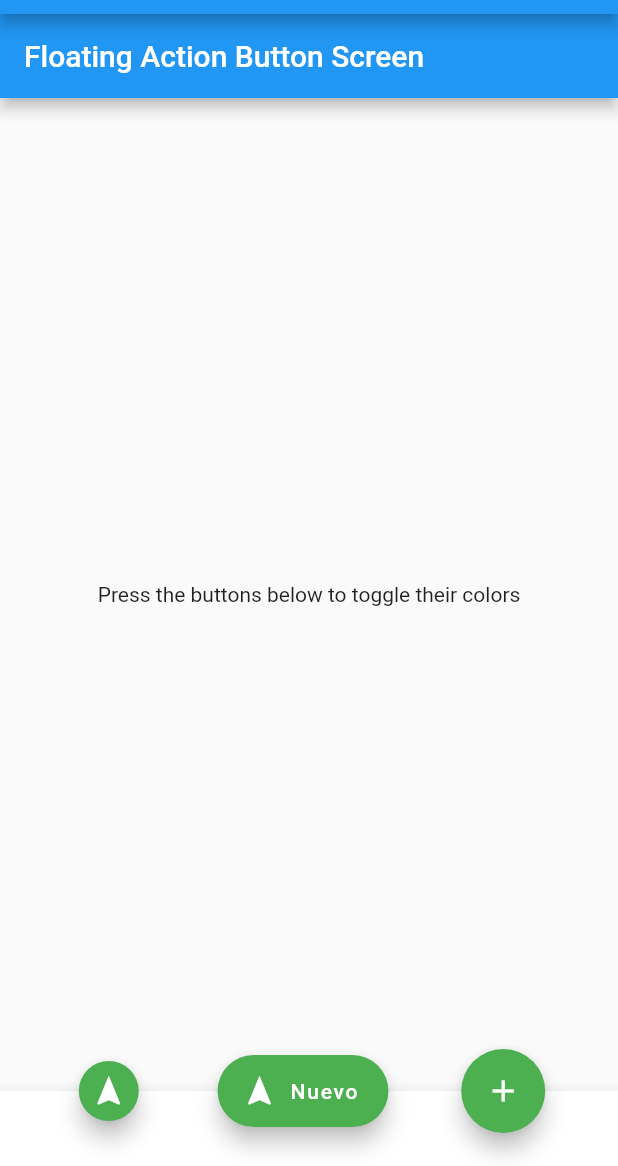
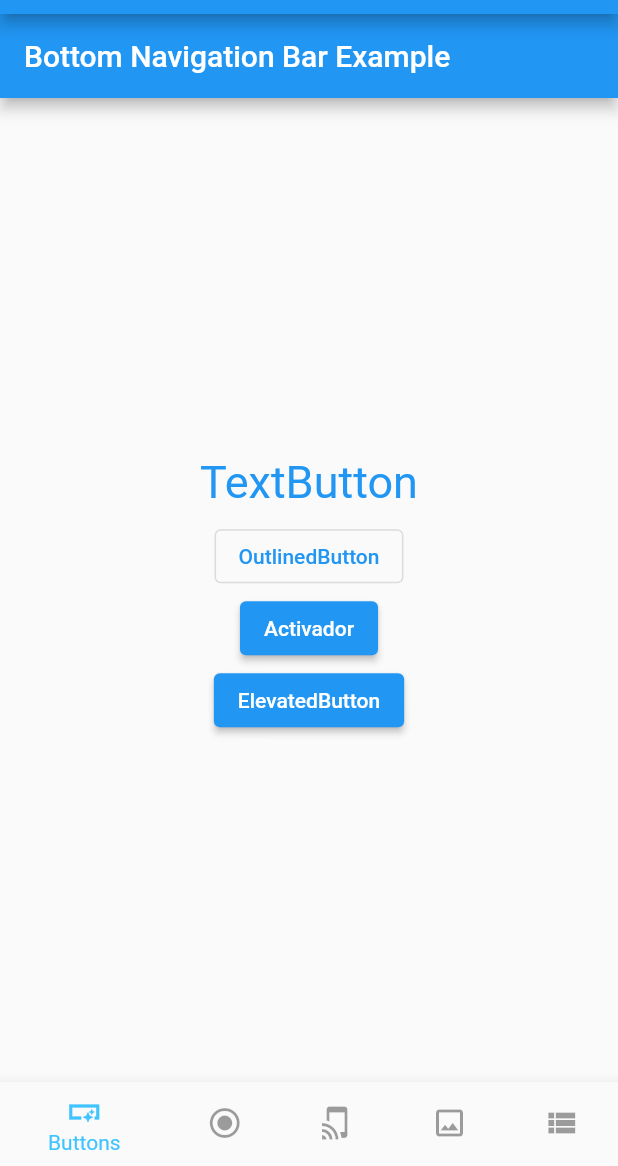
Before and after one commit to Camilo-Hernandez/FlutterProjects, a Flutter app: the screen it shows after launch, on a phone screen of 412 x 824 dp, the part 70-1236 px from its top. Run offline on Flutter 3.47's test engine with Material 2 defaults, Android fonts, the phone set to English and light mode, and no system bars; Roboto replaces fonts that are missing (Times new roman).

Commit message:
Añadido el bottom_navigation_bar_screen.dart
Empaquetadas las screens de:
- Images
- Buttons
- Floating Action Buttons
- Gesture Detector
- Lists

```diff
--- /dev/null
+++ b/lib/common_widgets_libraries/bottom_navigation_bar_screen.dart
@@ -0,0 +1,59 @@
+import 'package:flutter/material.dart';
+
+import 'buttons_screen.dart';
+import 'floating_action_buttons_screen.dart';
+import 'gesture_detector_screen.dart';
+import 'images_screen.dart';
+import 'list_view_screen.dart';
+
+class BottomNavigationBarScreen extends StatefulWidget {
+  const BottomNavigationBarScreen({super.key});
+
+  @override
+  State<BottomNavigationBarScreen> createState() => BottomNavigationBarState();
+}
+
+class BottomNavigationBarState extends State<BottomNavigationBarScreen> {
+  int _selectedIndex = 0;
+
+  void _onItemTapped(int index) {
+    setState(() {
+      _selectedIndex = index;
+    });
+  }
+
+  final List<Widget> _screens = [
+    const ButtonsScreen(),
+    const FloatingActionButtonScreen(),
+    const GestureDetectionScreen(),
+    const ImagesScreen(),
+    const ListViewScreen(),
+  ];
+
+  final List<BottomNavigationBarItem> _bottomNavigationBarItems = const [
+    BottomNavigationBarItem(
+        icon: Icon(Icons.smart_button_sharp), label: "Buttons"),
+    BottomNavigationBarItem(
+        icon: Icon(Icons.radio_button_checked_rounded),
+        label: "Floating Action Buttons"),
+    BottomNavigationBarItem(
+        icon: Icon(Icons.tap_and_play), label: "Gesture Detector"),
+    BottomNavigationBarItem(icon: Icon(Icons.image_outlined), label: "Images"),
+    BottomNavigationBarItem(icon: Icon(Icons.view_list), label: "List"),
+  ];
+
+  @override
+  Widget build(BuildContext context) {
+    return Scaffold(
+      appBar: AppBar(title: const Text("Bottom Navigation Bar Example")),
+      bottomNavigationBar: BottomNavigationBar(
+        items: _bottomNavigationBarItems,
+        currentIndex: _selectedIndex,
+        onTap: _onItemTapped,
+        selectedItemColor: Colors.lightBlueAccent,
+        unselectedItemColor: Colors.black38,
+      ),
+      body: _screens[_selectedIndex],
+    );
+  }
+}
--- a/lib/common_widgets_libraries/buttons_screen.dart
+++ b/lib/common_widgets_libraries/buttons_screen.dart
@@ -1,13 +1,13 @@
 import 'package:flutter/material.dart';
 
-class Buttons extends StatefulWidget {
-  const Buttons({super.key});
+class ButtonsScreen extends StatefulWidget {
+  const ButtonsScreen({super.key});
 
   @override
-  State<StatefulWidget> createState() => _ButtonsState();
+  State<StatefulWidget> createState() => _ButtonsScreenState();
 }
 
-class _ButtonsState extends State<Buttons> {
+class _ButtonsScreenState extends State<ButtonsScreen> {
   bool isButtonDisabled = false;
   @override
   Widget build(BuildContext context) {
--- a/lib/main.dart
+++ b/lib/main.dart
@@ -1,6 +1,6 @@
 import 'package:flutter/material.dart';
 
-import 'common_widgets_libraries/floating_action_buttons_screen.dart';
+import 'common_widgets_libraries/bottom_navigation_bar_screen.dart';
 
 const appTitle = 'Widgets Catalog App';
 
@@ -31,7 +31,7 @@ class HomePage extends StatelessWidget {
       appBar: AppBar(
         title: const Text(appTitle),
       ),
-      body: const FloatingActionButtonScreen(),
+      body: const BottomNavigationBarScreen(),
     );
   }
 }
```
Also changed, not shown: lib/common_widgets_libraries/images_screen.dart (added, +62 -0 lines), lib/common_widgets_libraries/list_view_screen.dart (added, +180 -0 lines), pubspec.yaml (+4 -4 lines), assets/images/bread_cat1.jpeg (added), assets/images/bread_cat2.jpeg (added), assets/images/epic_cat.jpeg (added).
